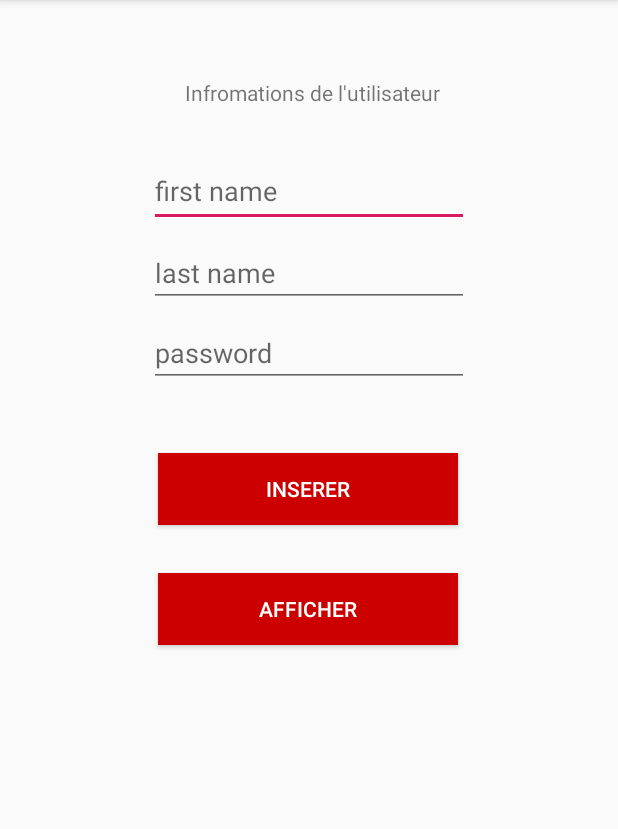
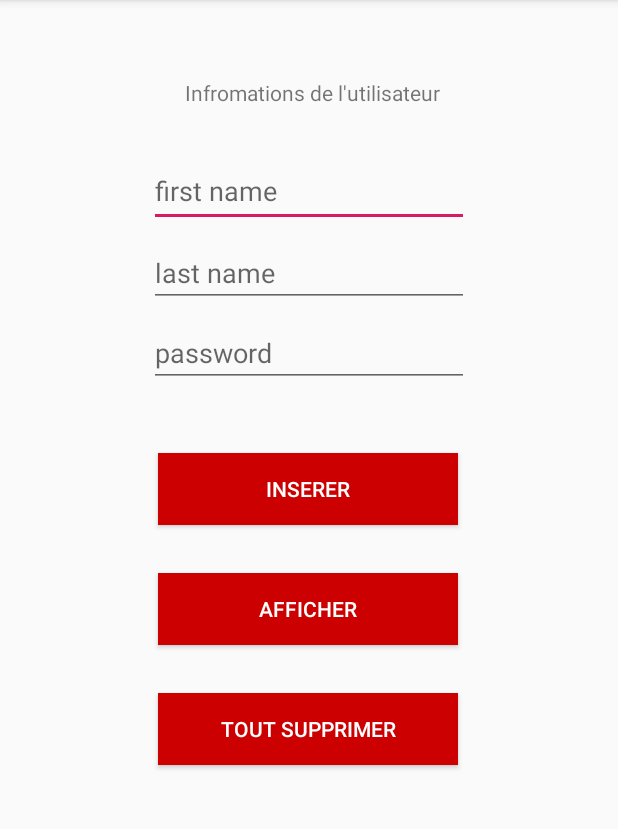
Before and after one commit to Thoril/AndroidSecurityProject, an Android app: the SauvegardeActivity screen opened directly, with no data from a screen before it, on a phone screen of 412 x 824 dp, the part 84-913 px from its top. Run offline under Robolectric (Android 15) with nearby library versions, the phone set to English and light mode, and no system bars; our stand-ins replace Room's generated code; pictures from the network do not load; 6 statements that could not run were skipped.

Commit message:
Add button drop user table

```diff
--- a/AndroidToolBox/app/src/main/java/fr/isen/artru/androidtoolbox/SauvegardeActivity.kt
+++ b/AndroidToolBox/app/src/main/java/fr/isen/artru/androidtoolbox/SauvegardeActivity.kt
@@ -2,18 +2,15 @@ package fr.isen.artru.androidtoolbox
 
 import android.arch.persistence.room.Room
 import android.content.Intent
-import android.os.Build
 import android.support.v7.app.AppCompatActivity
 import android.os.Bundle
 import android.security.keystore.KeyGenParameterSpec
 import android.security.keystore.KeyProperties
-import android.support.annotation.RequiresApi
 import android.widget.Toast
 import fr.isen.artru.androidtoolbox.model.database.AppDatabase
 import fr.isen.artru.androidtoolbox.model.database.User
 import kotlinx.android.synthetic.main.activity_sauvegarde.*
 import java.security.KeyStore
-import java.util.*
 import javax.crypto.KeyGenerator
 
 
@@ -60,5 +57,10 @@ class SauvegardeActivity : AppCompatActivity() {
         display.setOnClickListener {
             startActivity(Intent(this, UserActivity::class.java))
         }
+
+        deleteAll.setOnClickListener {
+            db.userDao().deleteAll()
+            Toast.makeText(this,"Informations Supprimées", Toast.LENGTH_SHORT).show()
+        }
     }
 }
--- a/AndroidToolBox/app/src/main/java/fr/isen/artru/androidtoolbox/model/database/UserDAO.kt
+++ b/AndroidToolBox/app/src/main/java/fr/isen/artru/androidtoolbox/model/database/UserDAO.kt
@@ -22,4 +22,7 @@ interface UserDao {
 
     @Delete
     fun delete(user: User)
+
+    @Query("DELETE FROM user WHERE 1=1")
+    fun deleteAll()
 }
--- a/AndroidToolBox/app/src/main/res/layout/activity_sauvegarde.xml
+++ b/AndroidToolBox/app/src/main/res/layout/activity_sauvegarde.xml
@@ -67,4 +67,12 @@
             app:layout_constraintTop_toBottomOf="@+id/lastName" android:layout_marginStart="8dp"
             app:layout_constraintStart_toStartOf="parent" android:layout_marginEnd="8dp"
             app:layout_constraintEnd_toEndOf="parent" android:hint="password"/>
+    <Button
+            android:text="Tout Supprimer"
+            android:layout_width="0dp"
+            android:layout_height="wrap_content"
+            android:id="@+id/deleteAll" app:layout_constraintStart_toStartOf="@+id/display"
+            app:layout_constraintEnd_toEndOf="@+id/display" android:background="@android:color/holo_red_dark"
+            android:textColor="@android:color/white" android:layout_marginTop="32dp"
+            app:layout_constraintTop_toBottomOf="@+id/display" app:layout_constraintHorizontal_bias="0.0"/>
 </android.support.constraint.ConstraintLayout>
```
